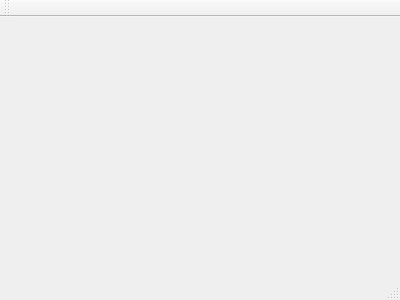
Qt form QtCode/ToDoListGUI/mainwindow.ui (walwan/JI-To-Do-List) before a commit.
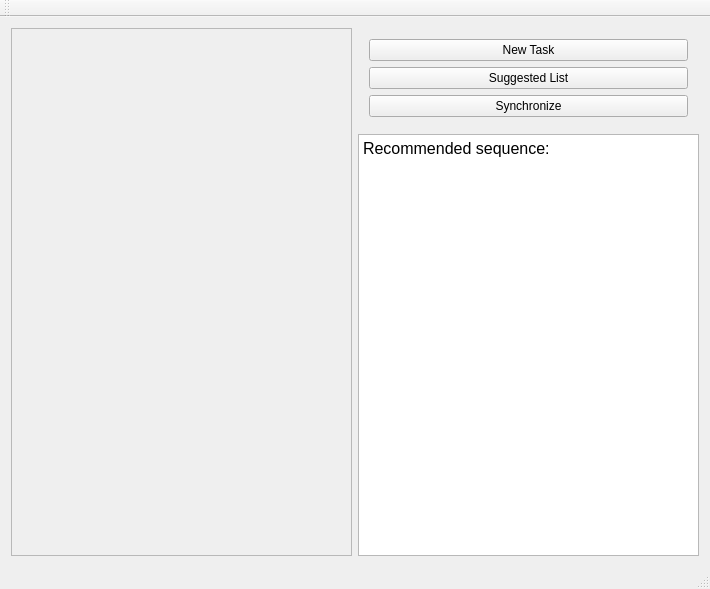
The same form after that commit.

```diff
--- a/QtCode/ToDoListGUI/mainwindow.ui
+++ b/QtCode/ToDoListGUI/mainwindow.ui
@@ -1,24 +1,98 @@
 <ui version="4.0">
  <class>MainWindow</class>
- <widget class="QMainWindow" name="MainWindow" >
-  <property name="geometry" >
+ <widget class="QMainWindow" name="MainWindow">
+  <property name="geometry">
    <rect>
     <x>0</x>
     <y>0</y>
-    <width>400</width>
-    <height>300</height>
+    <width>710</width>
+    <height>589</height>
    </rect>
   </property>
   <property name="windowTitle" >
    <string>MainWindow</string>
   </property>
-  <widget class="QMenuBar" name="menuBar" />
-  <widget class="QToolBar" name="mainToolBar" />
-  <widget class="QWidget" name="centralWidget" />
-  <widget class="QStatusBar" name="statusBar" />
+  <widget class="QWidget" name="centralWidget">
+   <layout class="QGridLayout" name="gridLayout">
+    <item row="0" column="0" rowspan="2">
+     <widget class="QScrollArea" name="scrollArea">
+      <property name="widgetResizable">
+       <bool>true</bool>
+      </property>
+      <widget class="QWidget" name="scrollAreaWidgetContents">
+       <property name="geometry">
+        <rect>
+         <x>0</x>
+         <y>0</y>
+         <width>339</width>
+         <height>500</height>
+        </rect>
+       </property>
+      </widget>
+     </widget>
+    </item>
+    <item row="0" column="1">
+     <widget class="QWidget" name="buttons" native="true">
+      <layout class="QVBoxLayout" name="verticalLayout_2">
+       <item>
+        <widget class="QPushButton" name="newTask">
+         <property name="text">
+          <string>New Task</string>
+         </property>
+        </widget>
+       </item>
+       <item>
+        <widget class="QPushButton" name="suggestedList">
+         <property name="text">
+          <string>Suggested List</string>
+         </property>
+        </widget>
+       </item>
+       <item>
+        <widget class="QPushButton" name="synchronize">
+         <property name="text">
+          <string>Synchronize</string>
+         </property>
+        </widget>
+       </item>
+      </layout>
+     </widget>
+    </item>
+    <item row="1" column="1">
+     <widget class="QTextBrowser" name="suggestedListDisplay">
+      <property name="html">
+       <string>&lt;!DOCTYPE HTML PUBLIC &quot;-//W3C//DTD HTML 4.0//EN&quot; &quot;http://www.w3.org/TR/REC-html40/strict.dtd&quot;&gt;
+&lt;html&gt;&lt;head&gt;&lt;meta name=&quot;qrichtext&quot; content=&quot;1&quot; /&gt;&lt;style type=&quot;text/css&quot;&gt;
+p, li { white-space: pre-wrap; }
+&lt;/style&gt;&lt;/head&gt;&lt;body style=&quot; font-family:'SimSun'; font-size:9pt; font-weight:400; font-style:normal;&quot;&gt;
+&lt;p style=&quot; margin-top:0px; margin-bottom:0px; margin-left:0px; margin-right:0px; -qt-block-indent:0; text-indent:0px;&quot;&gt;&lt;span style=&quot; font-size:12pt;&quot;&gt;Recommended sequence:&lt;/span&gt;&lt;/p&gt;
+&lt;p style=&quot;-qt-paragraph-type:empty; margin-top:0px; margin-bottom:0px; margin-left:0px; margin-right:0px; -qt-block-indent:0; text-indent:0px;&quot;&gt;&lt;br /&gt;&lt;/p&gt;&lt;/body&gt;&lt;/html&gt;</string>
+      </property>
+     </widget>
+    </item>
+   </layout>
+  </widget>
+  <widget class="QMenuBar" name="menuBar">
+   <property name="geometry">
+    <rect>
+     <x>0</x>
+     <y>0</y>
+     <width>710</width>
+     <height>26</height>
+    </rect>
+   </property>
+  </widget>
+  <widget class="QToolBar" name="mainToolBar">
+   <attribute name="toolBarArea">
+    <enum>TopToolBarArea</enum>
+   </attribute>
+   <attribute name="toolBarBreak">
+    <bool>false</bool>
+   </attribute>
+  </widget>
+  <widget class="QStatusBar" name="statusBar"/>
  </widget>
- <layoutDefault spacing="6" margin="11" />
- <pixmapfunction></pixmapfunction>
+ <layoutdefault spacing="6" margin="11"/>
  <resources/>
  <connections/>
 </ui>
```
Left out of the diff: 3 changed lines with no effect on the pictures.
